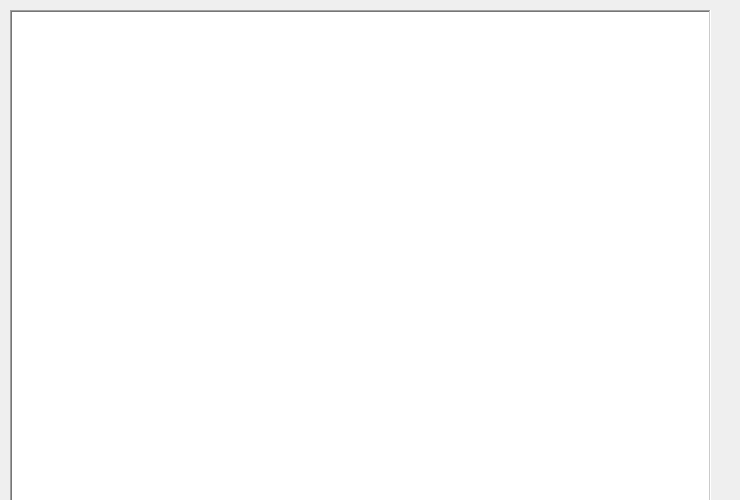
Above: plyj-master/GUI/UIFiles/History.ui from JLMcBride22/SourceCodeChecker before the change. Below: the same form after it.
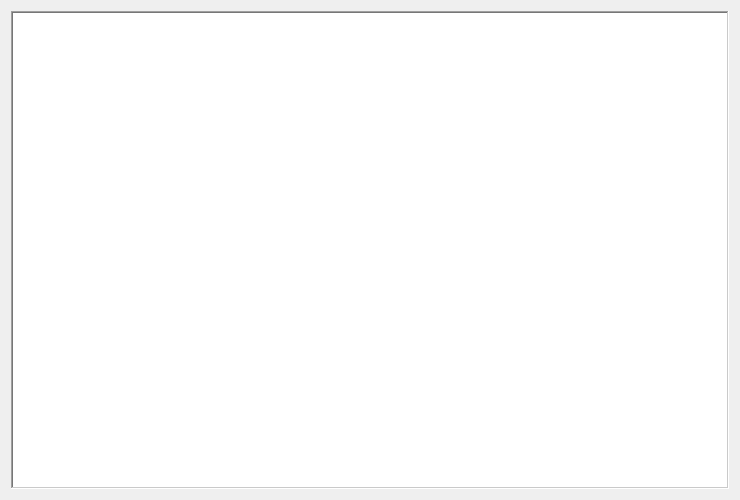
That is the form after the change.

Commit message: layout added to history window

Diff of the .ui file:
```diff
--- a/plyj-master/GUI/UIFiles/History.ui
+++ b/plyj-master/GUI/UIFiles/History.ui
@@ -34,15 +34,9 @@
   <property name="windowFilePath">
    <string extracomment="HEY"/>
   </property>
+  <layout class="QGridLayout" name="gridLayout">
+   <item row="0" column="0">
   <widget class="QTableWidget" name="tableWidget">
-   <property name="geometry">
-    <rect>
-     <x>10</x>
-     <y>10</y>
-     <width>701</width>
-     <height>531</height>
-    </rect>
-   </property>
    <property name="frameShape">
     <enum>QFrame::WinPanel</enum>
    </property>
@@ -50,6 +44,8 @@
     <set>QAbstractItemView::NoEditTriggers</set>
    </property>
   </widget>
+   </item>
+  </layout>
  </widget>
  <resources/>
  <connections/>
```
Lines whose indentation alone changed are shown as unchanged. The commit also changes 1 other file.
